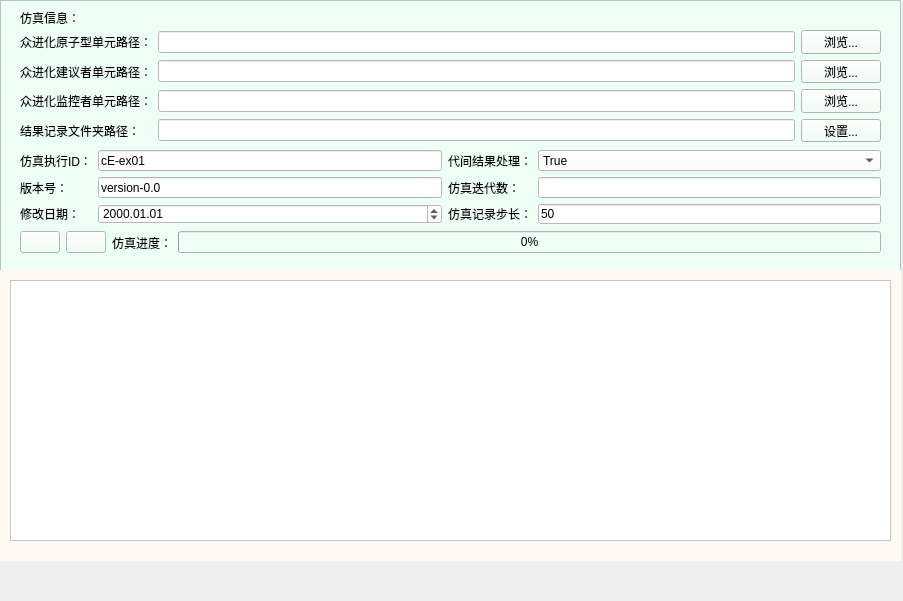
First picture: the form in UI/coEvolution_child.ui, repository ANiMA931/simulation_execution_monitoring, before the edit.
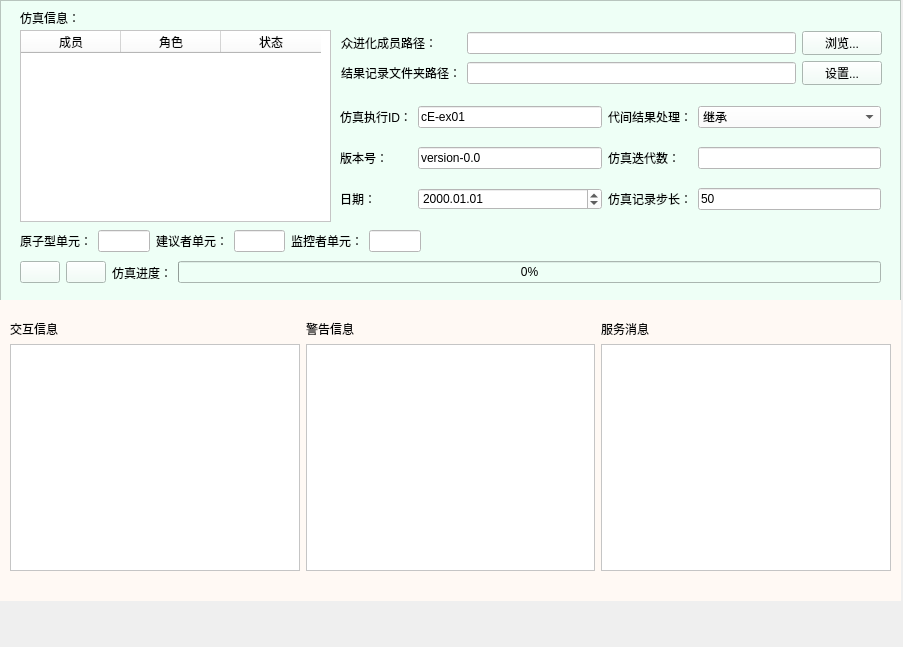
Second picture: the form after the edit. Icons and pictures are not drawn.

Patch:
```diff
--- a/UI/coEvolution_child.ui
+++ b/UI/coEvolution_child.ui
@@ -7,7 +7,7 @@
     <x>0</x>
     <y>0</y>
     <width>903</width>
-    <height>601</height>
+    <height>647</height>
    </rect>
   </property>
   <property name="windowTitle">
@@ -22,7 +22,7 @@
      <x>0</x>
      <y>0</y>
      <width>901</width>
-     <height>271</height>
+     <height>301</height>
     </rect>
    </property>
    <property name="toolTipDuration">
@@ -54,7 +54,7 @@
     <property name="geometry">
      <rect>
       <x>20</x>
-      <y>230</y>
+      <y>260</y>
       <width>861</width>
       <height>25</height>
      </rect>
@@ -111,10 +111,10 @@
    <widget class="QWidget" name="layoutWidget_2">
     <property name="geometry">
      <rect>
-      <x>20</x>
-      <y>150</y>
-      <width>861</width>
-      <height>74</height>
+      <x>340</x>
+      <y>93</y>
+      <width>541</width>
+      <height>131</height>
      </rect>
     </property>
     <layout class="QGridLayout" name="gridLayout_2">
@@ -151,7 +151,7 @@
        </property>
        <item>
         <property name="text">
-         <string>True</string>
+         <string>继承</string>
         </property>
        </item>
        <item>
@@ -189,7 +189,7 @@
      <item row="2" column="0">
       <widget class="QLabel" name="modify_date_label">
        <property name="text">
-        <string>修改日期：</string>
+        <string>日期：</string>
        </property>
       </widget>
      </item>
@@ -231,20 +231,48 @@
      </item>
     </layout>
    </widget>
-   <widget class="QWidget" name="layoutWidget_3">
+   <widget class="QTableWidget" name="tableWidget">
     <property name="geometry">
      <rect>
       <x>20</x>
       <y>30</y>
-      <width>861</width>
-      <height>112</height>
+      <width>311</width>
+      <height>192</height>
+     </rect>
+    </property>
+    <property name="styleSheet">
+     <string notr="true">background-color: rgb(255, 255, 255);</string>
+    </property>
+    <column>
+     <property name="text">
+      <string>成员</string>
+     </property>
+    </column>
+    <column>
+     <property name="text">
+      <string>角色</string>
+     </property>
+    </column>
+    <column>
+     <property name="text">
+      <string>状态</string>
+     </property>
+    </column>
+   </widget>
+   <widget class="QWidget" name="">
+    <property name="geometry">
+     <rect>
+      <x>341</x>
+      <y>31</y>
+      <width>541</width>
+      <height>54</height>
      </rect>
     </property>
     <layout class="QGridLayout" name="gridLayout">
      <item row="0" column="0">
       <widget class="QLabel" name="units_dir_label">
        <property name="text">
-        <string>众进化原子型单元路径：</string>
+        <string>众进化成员路径：</string>
        </property>
       </widget>
      </item>
@@ -267,63 +295,13 @@
       </widget>
      </item>
      <item row="1" column="0">
-      <widget class="QLabel" name="advisor_dir_label">
-       <property name="text">
-        <string>众进化建议者单元路径：</string>
-       </property>
-      </widget>
-     </item>
-     <item row="1" column="1">
-      <widget class="QLineEdit" name="advisor_dir_path">
-       <property name="styleSheet">
-        <string notr="true">background-color: rgb(255, 255, 255);
-</string>
-       </property>
-       <property name="text">
-        <string/>
-       </property>
-      </widget>
-     </item>
-     <item row="1" column="2">
-      <widget class="QPushButton" name="advisor_filedialog_btn">
-       <property name="text">
-        <string>浏览...</string>
-       </property>
-      </widget>
-     </item>
-     <item row="2" column="0">
-      <widget class="QLabel" name="monitor_dir_label">
-       <property name="text">
-        <string>众进化监控者单元路径：</string>
-       </property>
-      </widget>
-     </item>
-     <item row="2" column="1">
-      <widget class="QLineEdit" name="monitor_dir_path">
-       <property name="styleSheet">
-        <string notr="true">background-color: rgb(255, 255, 255);
-</string>
-       </property>
-       <property name="text">
-        <string/>
-       </property>
-      </widget>
-     </item>
-     <item row="2" column="2">
-      <widget class="QPushButton" name="monitor_filedialog_btn">
-       <property name="text">
-        <string>浏览...</string>
-       </property>
-      </widget>
-     </item>
-     <item row="3" column="0">
       <widget class="QLabel" name="record_dir_label">
        <property name="text">
         <string>结果记录文件夹路径：</string>
        </property>
       </widget>
      </item>
-     <item row="3" column="1">
+     <item row="1" column="1">
       <widget class="QLineEdit" name="record_dir_path">
        <property name="styleSheet">
         <string notr="true">background-color: rgb(255, 255, 255);
@@ -331,7 +309,7 @@
        </property>
       </widget>
      </item>
-     <item row="3" column="2">
+     <item row="1" column="2">
       <widget class="QPushButton" name="record_filedialog_btn">
        <property name="text">
         <string>设置...</string>
@@ -340,38 +318,159 @@
      </item>
     </layout>
    </widget>
+   <widget class="QWidget" name="">
+    <property name="geometry">
+     <rect>
+      <x>20</x>
+      <y>230</y>
+      <width>401</width>
+      <height>22</height>
+     </rect>
+    </property>
+    <layout class="QHBoxLayout" name="horizontalLayout">
+     <item>
+      <widget class="QLabel" name="label_4">
+       <property name="text">
+        <string>原子型单元：</string>
+       </property>
+      </widget>
+     </item>
+     <item>
+      <widget class="QLineEdit" name="se_ID_edit_2">
+       <property name="styleSheet">
+        <string notr="true">background-color: rgb(255, 255, 255);
+</string>
+       </property>
+       <property name="text">
+        <string/>
+       </property>
+      </widget>
+     </item>
+     <item>
+      <widget class="QLabel" name="label_5">
+       <property name="text">
+        <string>建议者单元：</string>
+       </property>
+      </widget>
+     </item>
+     <item>
+      <widget class="QLineEdit" name="se_ID_edit_3">
+       <property name="styleSheet">
+        <string notr="true">background-color: rgb(255, 255, 255);
+</string>
+       </property>
+       <property name="text">
+        <string/>
+       </property>
+      </widget>
+     </item>
+     <item>
+      <widget class="QLabel" name="label_6">
+       <property name="text">
+        <string>监控者单元：</string>
+       </property>
+      </widget>
+     </item>
+     <item>
+      <widget class="QLineEdit" name="se_ID_edit_4">
+       <property name="styleSheet">
+        <string notr="true">background-color: rgb(255, 255, 255);
+</string>
+       </property>
+       <property name="text">
+        <string/>
+       </property>
+      </widget>
+     </item>
+    </layout>
+   </widget>
   </widget>
   <widget class="QFrame" name="log_frame">
    <property name="geometry">
     <rect>
      <x>0</x>
-     <y>270</y>
+     <y>300</y>
      <width>901</width>
-     <height>291</height>
+     <height>301</height>
     </rect>
    </property>
    <property name="styleSheet">
     <string notr="true">background-color: rgb(255, 249, 244);</string>
    </property>
-   <widget class="QTextEdit" name="log_text">
+   <widget class="QWidget" name="">
     <property name="geometry">
      <rect>
       <x>10</x>
-      <y>10</y>
+      <y>20</y>
       <width>881</width>
-      <height>261</height>
+      <height>251</height>
      </rect>
     </property>
-    <property name="styleSheet">
-     <string notr="true">background-color: rgb(255, 255, 255);</string>
-    </property>
-    <property name="html">
-     <string>&lt;!DOCTYPE HTML PUBLIC &quot;-//W3C//DTD HTML 4.0//EN&quot; &quot;http://www.w3.org/TR/REC-html40/strict.dtd&quot;&gt;
+    <layout class="QGridLayout" name="gridLayout_3">
+     <item row="0" column="0">
+      <widget class="QLabel" name="label">
+       <property name="text">
+        <string>交互信息</string>
+       </property>
+      </widget>
+     </item>
+     <item row="0" column="1">
+      <widget class="QLabel" name="label_2">
+       <property name="text">
+        <string>警告信息</string>
+       </property>
+      </widget>
+     </item>
+     <item row="0" column="2">
+      <widget class="QLabel" name="label_3">
+       <property name="text">
+        <string>服务消息</string>
+       </property>
+      </widget>
+     </item>
+     <item row="1" column="0">
+      <widget class="QTextEdit" name="log_text">
+       <property name="styleSheet">
+        <string notr="true">background-color: rgb(255, 255, 255);</string>
+       </property>
+       <property name="html">
+        <string>&lt;!DOCTYPE HTML PUBLIC &quot;-//W3C//DTD HTML 4.0//EN&quot; &quot;http://www.w3.org/TR/REC-html40/strict.dtd&quot;&gt;
 &lt;html&gt;&lt;head&gt;&lt;meta name=&quot;qrichtext&quot; content=&quot;1&quot; /&gt;&lt;style type=&quot;text/css&quot;&gt;
 p, li { white-space: pre-wrap; }
 &lt;/style&gt;&lt;/head&gt;&lt;body style=&quot; font-family:'SimSun'; font-size:9pt; font-weight:400; font-style:normal;&quot;&gt;
 &lt;p style=&quot;-qt-paragraph-type:empty; margin-top:0px; margin-bottom:0px; margin-left:0px; margin-right:0px; -qt-block-indent:0; text-indent:0px;&quot;&gt;&lt;br /&gt;&lt;/p&gt;&lt;/body&gt;&lt;/html&gt;</string>
-    </property>
+       </property>
+      </widget>
+     </item>
+     <item row="1" column="1">
+      <widget class="QTextEdit" name="log_text_2">
+       <property name="styleSheet">
+        <string notr="true">background-color: rgb(255, 255, 255);</string>
+       </property>
+       <property name="html">
+        <string>&lt;!DOCTYPE HTML PUBLIC &quot;-//W3C//DTD HTML 4.0//EN&quot; &quot;http://www.w3.org/TR/REC-html40/strict.dtd&quot;&gt;
+&lt;html&gt;&lt;head&gt;&lt;meta name=&quot;qrichtext&quot; content=&quot;1&quot; /&gt;&lt;style type=&quot;text/css&quot;&gt;
+p, li { white-space: pre-wrap; }
+&lt;/style&gt;&lt;/head&gt;&lt;body style=&quot; font-family:'SimSun'; font-size:9pt; font-weight:400; font-style:normal;&quot;&gt;
+&lt;p style=&quot;-qt-paragraph-type:empty; margin-top:0px; margin-bottom:0px; margin-left:0px; margin-right:0px; -qt-block-indent:0; text-indent:0px;&quot;&gt;&lt;br /&gt;&lt;/p&gt;&lt;/body&gt;&lt;/html&gt;</string>
+       </property>
+      </widget>
+     </item>
+     <item row="1" column="2">
+      <widget class="QTextEdit" name="log_text_3">
+       <property name="styleSheet">
+        <string notr="true">background-color: rgb(255, 255, 255);</string>
+       </property>
+       <property name="html">
+        <string>&lt;!DOCTYPE HTML PUBLIC &quot;-//W3C//DTD HTML 4.0//EN&quot; &quot;http://www.w3.org/TR/REC-html40/strict.dtd&quot;&gt;
+&lt;html&gt;&lt;head&gt;&lt;meta name=&quot;qrichtext&quot; content=&quot;1&quot; /&gt;&lt;style type=&quot;text/css&quot;&gt;
+p, li { white-space: pre-wrap; }
+&lt;/style&gt;&lt;/head&gt;&lt;body style=&quot; font-family:'SimSun'; font-size:9pt; font-weight:400; font-style:normal;&quot;&gt;
+&lt;p style=&quot;-qt-paragraph-type:empty; margin-top:0px; margin-bottom:0px; margin-left:0px; margin-right:0px; -qt-block-indent:0; text-indent:0px;&quot;&gt;&lt;br /&gt;&lt;/p&gt;&lt;/body&gt;&lt;/html&gt;</string>
+       </property>
+      </widget>
+     </item>
+    </layout>
    </widget>
   </widget>
  </widget>
```
Left out of the diff: 2 changed lines with no effect on the pictures.
